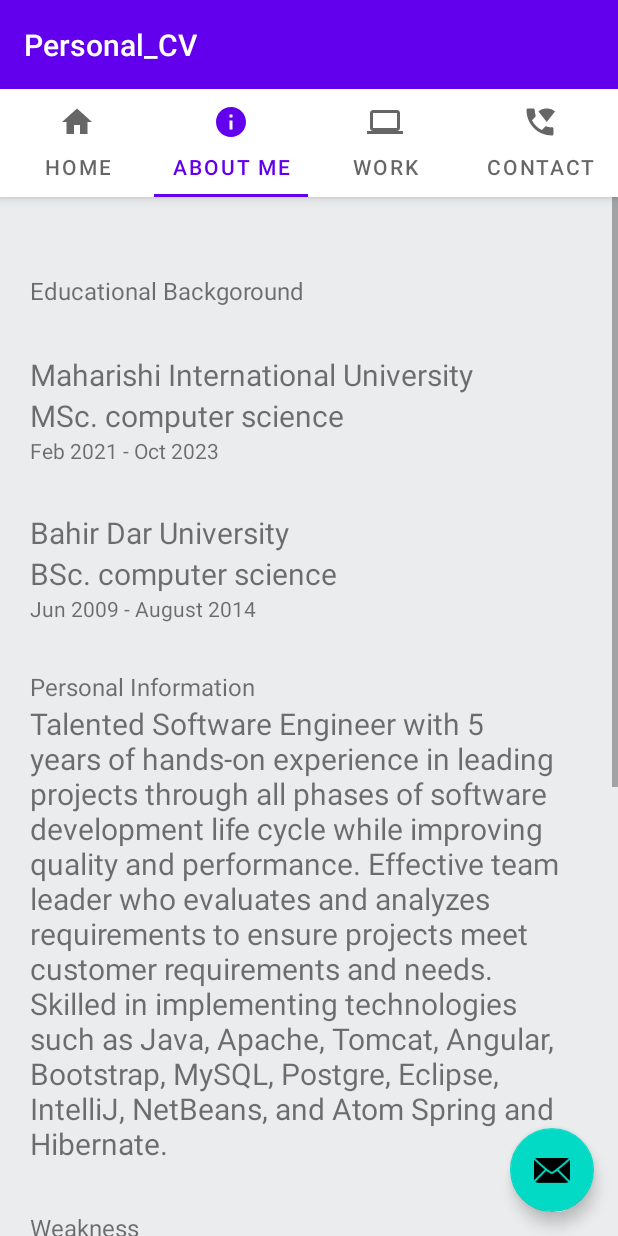
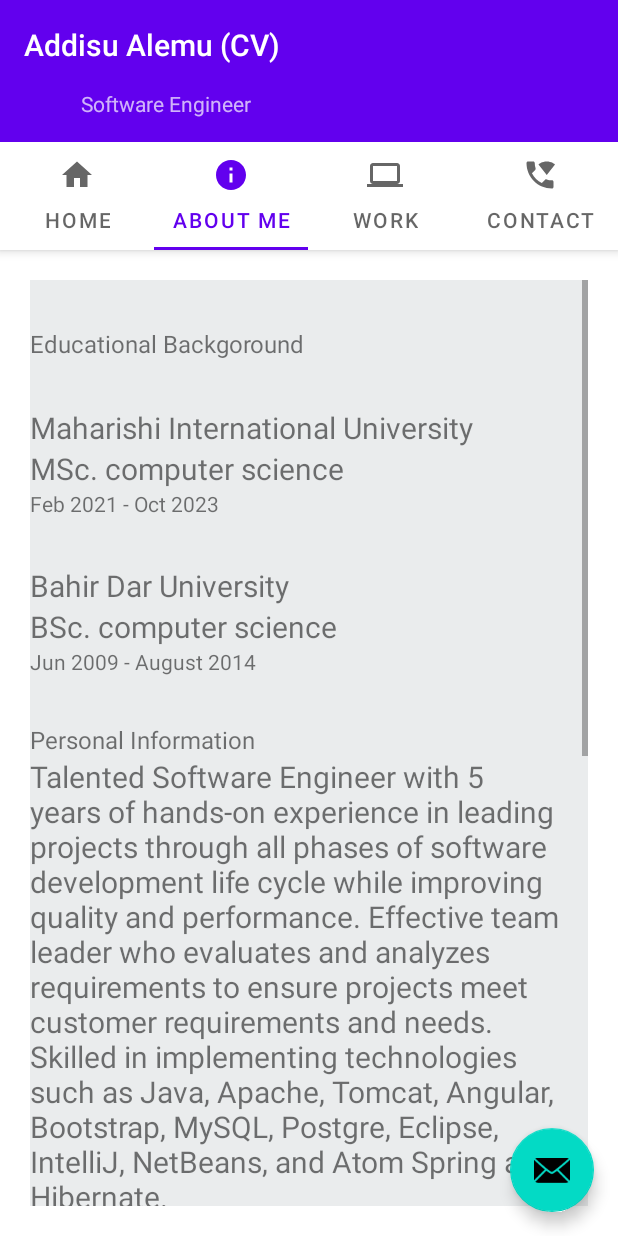
Before and after one commit to alemuaddisu/personal_CV, an Android app: the screen it shows after launch (MainActivity), tab 2 chosen, on a phone screen of 412 x 824 dp. Run offline under Robolectric (Android 15) with nearby library versions, the phone set to English and light mode, and no system bars.

Commit message:
data from json

```diff
--- a/app/build.gradle
+++ b/app/build.gradle
@@ -54,4 +54,5 @@ dependencies {
     implementation 'com.google.android.material:material:1.5.0-alpha02'
     implementation 'androidx.cardview:cardview:1.0.0'
     implementation "androidx.recyclerview:recyclerview:1.1.0"
+    implementation 'com.google.code.gson:gson:2.8.5'
 }
--- /dev/null
+++ b/app/src/main/java/com/miu/aalemu/personal_cv/data/CommonData.kt
@@ -0,0 +1,4 @@
+package com.miu.aalemu.personal_cv.data
+
+data class CommonData(val title: String, val detail: String, val footer: String, var type: Int) {
+}
--- a/app/src/main/java/com/miu/aalemu/personal_cv/ui/main/RecyclerAdapter.kt
+++ b/app/src/main/java/com/miu/aalemu/personal_cv/ui/main/RecyclerAdapter.kt
@@ -1,57 +1,46 @@
 package com.miu.aalemu.personal_cv.ui.main
 
-import android.content.Intent
+import android.util.Log
 import android.view.LayoutInflater
 import android.view.View
 import android.view.ViewGroup
 import android.widget.TextView
 import androidx.recyclerview.widget.RecyclerView
+import com.google.gson.Gson
+import com.google.gson.reflect.TypeToken
 import com.miu.aalemu.personal_cv.R
+import com.miu.aalemu.personal_cv.data.CommonData
 
-class RecyclerAdapter : RecyclerView.Adapter<RecyclerAdapter.ViewHolder>() {
+class RecyclerAdapter(private val commonDataList:List<CommonData>, private val ind: Int): RecyclerView.Adapter<RecyclerAdapter.ViewHolder>() {
 
-    private val kode = arrayOf("d116df5",
-        "36ffc75", "f5cfe78", "5b87628",
-        "db8d14e", "9913dc4", "e120f96",
-        "466251b")
-
-    private val kategori = arrayOf("Kekayaan", "Teknologi",
-        "Keluarga", "Bisnis",
-        "Keluarga", "Hutang",
-        "Teknologi", "Pidana")
-
-    private val isi = arrayOf("pertanyaan 9",
-        "pertanyaan 11", "pertanyaan 17", "test forum",
-        "pertanyaan 12", "pertanyaan 18", "pertanyaan 20",
-        "pertanyaan 21")
 
     override fun onCreateViewHolder(viewGroup: ViewGroup, i: Int): ViewHolder {
         val v = LayoutInflater.from(viewGroup.context)
             .inflate(R.layout.reusable_layout, viewGroup, false)
-        return ViewHolder(v)
+ return ViewHolder(v)
     }
 
     override fun onBindViewHolder(viewHolder: ViewHolder, i: Int) {
-        viewHolder.itemKode.text = kode[i]
-        viewHolder.itemKategori.text = kategori[i]
-        viewHolder.itemIsi.text = isi[i]
+        viewHolder.itemTitle.text = commonDataList.filter{it.type==ind}.get(i).title
+        viewHolder.itemDetail.text = commonDataList.filter{it.type==ind}.get(i).detail
+        viewHolder.itemFooter.text = commonDataList.filter{it.type==ind}.get(i).footer
 
     }
 
     override fun getItemCount(): Int {
-        return kode.size
+        return commonDataList.filter{it.type==ind}.size
     }
 
     inner class ViewHolder(itemView: View) : RecyclerView.ViewHolder(itemView) {
 
-        var itemKode: TextView
-        var itemKategori: TextView
-        var itemIsi: TextView
+        var itemTitle: TextView
+        var itemDetail: TextView
+        var itemFooter: TextView
 
         init {
-            itemKode = itemView.findViewById(R.id.kodePertanyaan)
-            itemKategori = itemView.findViewById(R.id.kategori)
-            itemIsi = itemView.findViewById(R.id.isiPertanyaan)
+            itemTitle = itemView.findViewById(R.id.titleView)
+            itemDetail = itemView.findViewById(R.id.detailView)
+            itemFooter = itemView.findViewById(R.id.footerView)
 
             itemView.setOnClickListener {
                 var position: Int = getAdapterPosition()
--- a/app/src/main/java/com/miu/aalemu/personal_cv/ui/main/Work.kt
+++ b/app/src/main/java/com/miu/aalemu/personal_cv/ui/main/Work.kt
@@ -4,11 +4,11 @@ import android.os.Bundle
 import android.view.LayoutInflater
 import android.view.View
 import android.view.ViewGroup
-import android.widget.ListView
 import androidx.fragment.app.Fragment
 import androidx.recyclerview.widget.LinearLayoutManager
 import androidx.recyclerview.widget.RecyclerView
 import com.miu.aalemu.personal_cv.R
+import com.miu.aalemu.personal_cv.util.getDataFromJson
 import kotlinx.android.synthetic.main.fragment_work.*
 import kotlinx.android.synthetic.main.fragment_work.view.*
 
@@ -48,18 +48,25 @@ class Work : Fragment() {
         savedInstanceState: Bundle?
     ): View? {
 
-        return inflater.inflate(R.layout.fragment_work_new, container, false)
+        return inflater.inflate(R.layout.fragment_work, container, false)
     }
 
     override fun onViewCreated(view: View, savedInstanceState: Bundle?) {
         super.onViewCreated(view, savedInstanceState)
-        recycler_view.apply {
-            // set a LinearLayoutManager to handle Android
-            // RecyclerView behavior
+
+        recycler_view2.apply {
             layoutManager = LinearLayoutManager(activity)
-            // set the custom adapter to the RecyclerView
-            adapter = RecyclerAdapter()
+            adapter = RecyclerAdapter(getDataFromJson(view.context,"common"),3)
         }
+        recycler_view3.apply {
+            layoutManager = LinearLayoutManager(activity)
+            adapter = RecyclerAdapter(getDataFromJson(view.context,"common"),2)
+        }
+        recycler_view4.apply {
+            layoutManager = LinearLayoutManager(activity)
+            adapter = RecyclerAdapter(getDataFromJson(view.context,"common"),1)
+        }
+
     }
 
 
--- /dev/null
+++ b/app/src/main/java/com/miu/aalemu/personal_cv/util/JsonUtil.kt
@@ -0,0 +1,30 @@
+package com.miu.aalemu.personal_cv.util
+
+import android.content.Context
+import android.util.Log
+import com.google.gson.Gson
+import com.google.gson.reflect.TypeToken
+import com.miu.aalemu.personal_cv.data.CommonData
+import java.io.IOException
+
+    fun getJsonDataFromAsset(context: Context, fileName: String): String? {
+        val jsonString: String
+        try {
+            jsonString = context.assets.open(fileName).bufferedReader().use { it.readText() }
+        } catch (ioException: IOException) {
+            ioException.printStackTrace()
+            return null
+        }
+        return jsonString
+    }
+
+    fun getDataFromJson(context: Context, fileName: String): List<CommonData> {
+
+        val jsonFileString = getJsonDataFromAsset(context, "$fileName.json")
+        if (jsonFileString != null) {
+            Log.i("data", jsonFileString)
+        }
+        val gson = Gson()
+        val listType = object : TypeToken<List<CommonData>>() {}.type
+        return gson.fromJson(jsonFileString, listType)
+    }
--- a/app/src/main/res/layout/activity_main.xml
+++ b/app/src/main/res/layout/activity_main.xml
@@ -21,6 +21,15 @@
             android:text="@string/app_name"
             android:textAppearance="@style/TextAppearance.Widget.AppCompat.Toolbar.Title" />
 
+        <TextView
+            android:id="@+id/qualificaton"
+            android:layout_width="204dp"
+            android:layout_height="wrap_content"
+            android:gravity="center"
+            android:paddingLeft="@dimen/appbar_padding"
+            android:paddingBottom="@dimen/appbar_padding"
+            android:text="@string/short_qualification" />
+
         <com.google.android.material.tabs.TabLayout
             android:id="@+id/tlayaout"
             android:layout_width="match_parent"
@@ -32,8 +41,11 @@
         android:id="@+id/viewpager"
         android:layout_width="match_parent"
         android:layout_height="match_parent"
-        app:layout_behavior="@string/appbar_scrolling_view_behavior" >
-</androidx.viewpager2.widget.ViewPager2>
+        app:layout_behavior="@string/appbar_scrolling_view_behavior"
+        android:layout_margin="@dimen/common_margine"
+        />
+
+
     <com.google.android.material.floatingactionbutton.FloatingActionButton
         android:id="@+id/fab"
         android:layout_width="wrap_content"
--- a/app/src/main/res/layout/fragment_about.xml
+++ b/app/src/main/res/layout/fragment_about.xml
@@ -12,8 +12,6 @@
     <LinearLayout
         android:layout_width="match_parent"
         android:layout_height="wrap_content"
-        android:layout_margin="@dimen/common_margine"
-
         android:orientation="vertical">
 
         <TextView
--- a/app/src/main/res/values/dimens.xml
+++ b/app/src/main/res/values/dimens.xml
@@ -9,4 +9,5 @@
     <dimen name="common_margine">20dp</dimen>
     <dimen name="title_margin_top">31dp</dimen>
     <dimen name="list_margin_top">21</dimen>
+    <dimen name="listview_height">160dp</dimen>
 </resources>
--- a/app/src/main/res/values/strings.xml
+++ b/app/src/main/res/values/strings.xml
@@ -1,14 +1,7 @@
 <resources>
-    <string name="app_name">Personal_CV</string>
-    <string name="tab_text_1">Me</string>
-    <string name="tab_text_2">Tab 2</string>
-    <string name="tab_text_3">Tab 3</string>
-    <string name="tab_text_4">Tab 4</string>
-    <!-- TODO: Remove or change this placeholder text -->
-    <string name="hello_blank_fragment1">Hello blank Home</string>
-    <string name="hello_blank_fragment2">Hello blank about</string>
-    <string name="hello_blank_fragment3">Hello blank work</string>
-    <string name="hello_blank_fragment4">Hello blank contac</string>
+    <string name="app_name">Addisu Alemu (CV)</string>
+    <string name="short_qualification">Software Engineer</string>
+
 
     <string name="qualification">Talented Software Engineer with 5 years of hands-on experience in leading projects through all phases of software development life cycle while improving quality and performance. Effective team leader who evaluates and analyzes requirements to ensure projects meet customer requirements and needs. Skilled in implementing technologies such as Java, Apache, Tomcat, Angular, Bootstrap, MySQL, Postgre, Eclipse, IntelliJ, NetBeans, and Atom Spring and Hibernate.Talented Software Engineer with 5 years of hands-on experience in leading projects through all phases of software development life cycle while improving quality and performance. Effective team leader who evaluates and analyzes requirements to ensure projects meet customer requirements and needs. Skilled in implementing technologies such as Java, Apache, Tomcat, Angular, Bootstrap, MySQL, Postgre, Eclipse, IntelliJ, NetBeans, and Atom Spring and Hibernate.</string>
     <string name="profile_picture">profile picture</string>
```
Also changed, not shown: app/src/main/assets/common.json (added, +95 -0 lines), app/src/main/java/com/miu/aalemu/personal_cv/MainActivity.kt (+5 -12 lines), app/src/main/java/com/miu/aalemu/personal_cv/ProfeOfConcept.kt (added, +8 -0 lines), app/src/main/java/com/miu/aalemu/personal_cv/ui/main/MyListAdapter.kt (deleted, +0 -32 lines), app/src/main/res/layout/fragment_contact.xml (+12 -4 lines), app/src/main/res/layout/fragment_work.xml (+31 -23 lines), app/src/main/res/layout/reusable_layout.xml (+9 -7 lines).
